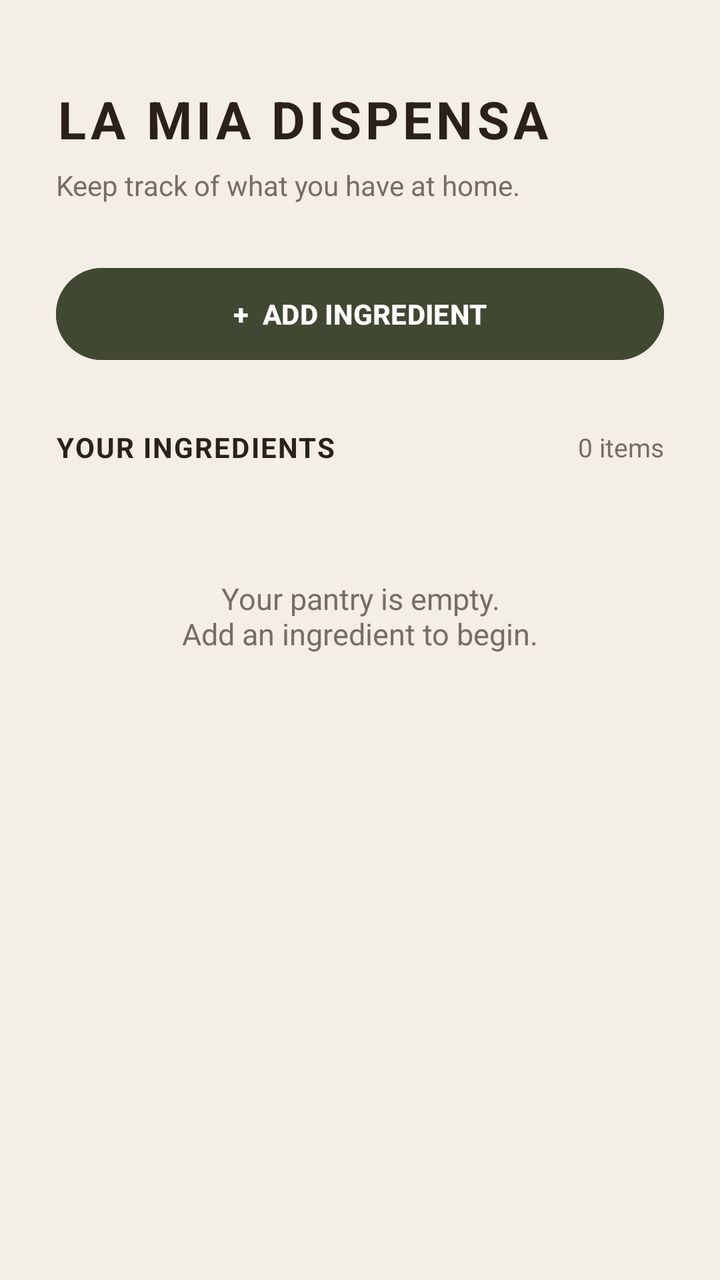
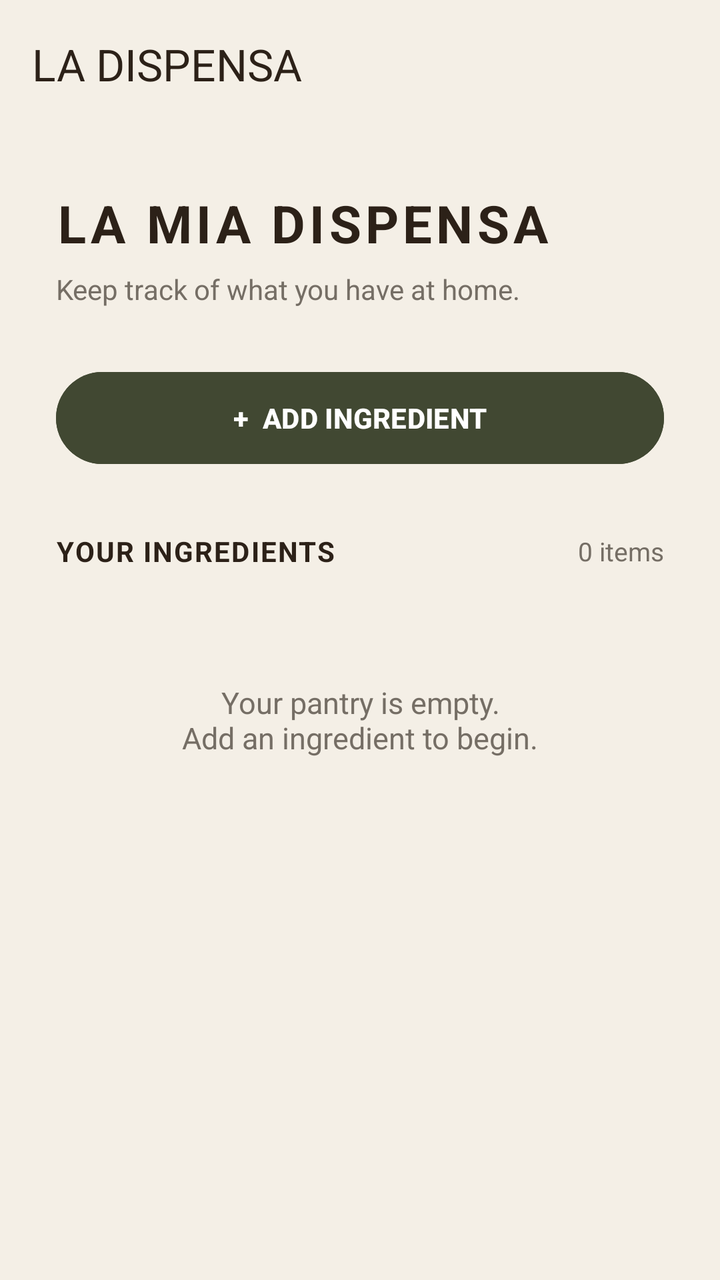

An Android layout rendered at two revisions. The XML below is the earlier revision; the diff shows what the commit changed to produce the second picture.
<!-- AndroidManifest.xml: application theme Theme.LaDispensa -->
<!-- res/layout/activity_pantry.xml -->
<?xml version="1.0" encoding="utf-8"?>
<LinearLayout xmlns:android="http://schemas.android.com/apk/res/android"
    android:layout_width="match_parent"
    android:layout_height="match_parent"
    android:background="@color/cream"
    android:orientation="vertical"
    android:paddingStart="28dp"
    android:paddingTop="42dp"
    android:paddingEnd="28dp"
    android:paddingBottom="24dp">

    <TextView
        android:layout_width="wrap_content"
        android:layout_height="wrap_content"
        android:text="LA MIA DISPENSA"
        android:textColor="@color/espresso"
        android:textSize="26sp"
        android:textStyle="bold"
        android:letterSpacing="0.08" />

    <TextView
        android:layout_width="wrap_content"
        android:layout_height="wrap_content"
        android:layout_marginTop="6dp"
        android:text="Keep track of what you have at home."
        android:textColor="@color/stone"
        android:textSize="14sp" />

    <Button
        android:id="@+id/buttonAddIngredient"
        android:layout_width="match_parent"
        android:layout_height="54dp"
        android:layout_marginTop="28dp"
        android:backgroundTint="@color/deep_olive"
        android:text="+  ADD INGREDIENT"
        android:textColor="@color/white"
        android:textSize="14sp"
        android:textStyle="bold" />

    <LinearLayout
        android:layout_width="match_parent"
        android:layout_height="wrap_content"
        android:layout_marginTop="30dp"
        android:gravity="center_vertical"
        android:orientation="horizontal">

        <TextView
            android:layout_width="0dp"
            android:layout_height="wrap_content"
            android:layout_weight="1"
            android:text="YOUR INGREDIENTS"
            android:textColor="@color/espresso"
            android:textSize="14sp"
            android:textStyle="bold"
            android:letterSpacing="0.05" />

        <TextView
            android:id="@+id/textItemCount"
            android:layout_width="wrap_content"
            android:layout_height="wrap_content"
            android:text="0 items"
            android:textColor="@color/stone"
            android:textSize="13sp" />

    </LinearLayout>

    <TextView
        android:id="@+id/textEmptyPantry"
        android:layout_width="match_parent"
        android:layout_height="wrap_content"
        android:layout_marginTop="24dp"
        android:gravity="center"
        android:padding="32dp"
        android:text="Your pantry is empty.\nAdd an ingredient to begin."
        android:textColor="@color/stone"
        android:textSize="15sp" />

    <androidx.recyclerview.widget.RecyclerView
        android:id="@+id/recyclerPantry"
        android:layout_width="match_parent"
        android:layout_height="0dp"
        android:layout_marginTop="16dp"
        android:layout_weight="1"
        android:clipToPadding="false"
        android:paddingBottom="16dp" />

</LinearLayout>
<!-- resources referenced by this layout -->
<resources>
  <color name="cream">#F4EFE6</color>
  <color name="deep_olive">#414832</color>
  <color name="espresso">#2C2118</color>
  <color name="stone">#756E65</color>
  <color name="white">#FFFFFF</color>
  <style name="Theme.LaDispensa" parent="Base.Theme.LaDispensa" />
  <style name="Base.Theme.LaDispensa" parent="Theme.Material3.DayNight.NoActionBar">
          
          
      </style>
</resources>

<!-- the commit's change to res/layout/activity_pantry.xml (unified diff, before → after) -->
@@ -1,87 +1,105 @@
 <?xml version="1.0" encoding="utf-8"?>
 <LinearLayout xmlns:android="http://schemas.android.com/apk/res/android"
+    xmlns:app="http://schemas.android.com/apk/res-auto"
     android:layout_width="match_parent"
     android:layout_height="match_parent"
     android:background="@color/cream"
-    android:orientation="vertical"
-    android:paddingStart="28dp"
-    android:paddingTop="42dp"
-    android:paddingEnd="28dp"
-    android:paddingBottom="24dp">
+    android:orientation="vertical">
 
-    <TextView
-        android:layout_width="wrap_content"
-        android:layout_height="wrap_content"
-        android:text="LA MIA DISPENSA"
-        android:textColor="@color/espresso"
-        android:textSize="26sp"
-        android:textStyle="bold"
-        android:letterSpacing="0.08" />
-
-    <TextView
-        android:layout_width="wrap_content"
-        android:layout_height="wrap_content"
-        android:layout_marginTop="6dp"
-        android:text="Keep track of what you have at home."
-        android:textColor="@color/stone"
-        android:textSize="14sp" />
-
-    <Button
-        android:id="@+id/buttonAddIngredient"
+    <androidx.appcompat.widget.Toolbar
+        android:id="@+id/mainToolbar"
         android:layout_width="match_parent"
-        android:layout_height="54dp"
-        android:layout_marginTop="28dp"
-        android:backgroundTint="@color/deep_olive"
-        android:text="+  ADD INGREDIENT"
-        android:textColor="@color/white"
-        android:textSize="14sp"
-        android:textStyle="bold" />
+        android:layout_height="?attr/actionBarSize"
+        android:background="@color/cream"
+        android:elevation="2dp"
+        app:title="LA DISPENSA"
+        app:titleTextColor="@color/espresso" />
 
     <LinearLayout
         android:layout_width="match_parent"
-        android:layout_height="wrap_content"
-        android:layout_marginTop="30dp"
-        android:gravity="center_vertical"
-        android:orientation="horizontal">
+        android:layout_height="0dp"
+        android:layout_weight="1"
+        android:orientation="vertical"
+        android:paddingStart="28dp"
+        android:paddingTop="30dp"
+        android:paddingEnd="28dp"
+        android:paddingBottom="24dp">
 
         <TextView
-            android:layout_width="0dp"
+            android:layout_width="wrap_content"
             android:layout_height="wrap_content"
-            android:layout_weight="1"
-            android:text="YOUR INGREDIENTS"
+            android:text="LA MIA DISPENSA"
             android:textColor="@color/espresso"
-            android:textSize="14sp"
+            android:textSize="26sp"
             android:textStyle="bold"
-            android:letterSpacing="0.05" />
+            android:letterSpacing="0.08" />
 
         <TextView
-            android:id="@+id/textItemCount"
             android:layout_width="wrap_content"
             android:layout_height="wrap_content"
-            android:text="0 items"
+            android:layout_marginTop="6dp"
+            android:text="Keep track of what you have at home."
             android:textColor="@color/stone"
-            android:textSize="13sp" />
+            android:textSize="14sp" />
+
+        <Button
+            android:id="@+id/buttonAddIngredient"
+            android:layout_width="match_parent"
+            android:layout_height="54dp"
+            android:layout_marginTop="28dp"
+            android:backgroundTint="@color/deep_olive"
+            android:text="+  ADD INGREDIENT"
+            android:textColor="@color/white"
+            android:textSize="14sp"
+            android:textStyle="bold" />
+
+        <LinearLayout
+            android:layout_width="match_parent"
+            android:layout_height="wrap_content"
+            android:layout_marginTop="30dp"
+            android:gravity="center_vertical"
+            android:orientation="horizontal">
+
+            <TextView
+                android:layout_width="0dp"
+                android:layout_height="wrap_content"
+                android:layout_weight="1"
+                android:text="YOUR INGREDIENTS"
+                android:textColor="@color/espresso"
+                android:textSize="14sp"
+                android:textStyle="bold"
+                android:letterSpacing="0.05" />
+
+            <TextView
+                android:id="@+id/textItemCount"
+                android:layout_width="wrap_content"
+                android:layout_height="wrap_content"
+                android:text="0 items"
+                android:textColor="@color/stone"
+                android:textSize="13sp" />
+
+        </LinearLayout>
+
+        <TextView
+            android:id="@+id/textEmptyPantry"
+            android:layout_width="match_parent"
+            android:layout_height="wrap_content"
+            android:layout_marginTop="24dp"
+            android:gravity="center"
+            android:padding="32dp"
+            android:text="Your pantry is empty.\nAdd an ingredient to begin."
+            android:textColor="@color/stone"
+            android:textSize="15sp" />
+
+        <androidx.recyclerview.widget.RecyclerView
+            android:id="@+id/recyclerPantry"
+            android:layout_width="match_parent"
+            android:layout_height="0dp"
+            android:layout_marginTop="16dp"
+            android:layout_weight="1"
+            android:clipToPadding="false"
+            android:paddingBottom="16dp" />
 
     </LinearLayout>
 
-    <TextView
-        android:id="@+id/textEmptyPantry"
-        android:layout_width="match_parent"
-        android:layout_height="wrap_content"
-        android:layout_marginTop="24dp"
-        android:gravity="center"
-        android:padding="32dp"
-        android:text="Your pantry is empty.\nAdd an ingredient to begin."
-        android:textColor="@color/stone"
-        android:textSize="15sp" />
-
-    <androidx.recyclerview.widget.RecyclerView
-        android:id="@+id/recyclerPantry"
-        android:layout_width="match_parent"
-        android:layout_height="0dp"
-        android:layout_marginTop="16dp"
-        android:layout_weight="1"
-        android:clipToPadding="false"
-        android:paddingBottom="16dp" />
-
 </LinearLayout>
